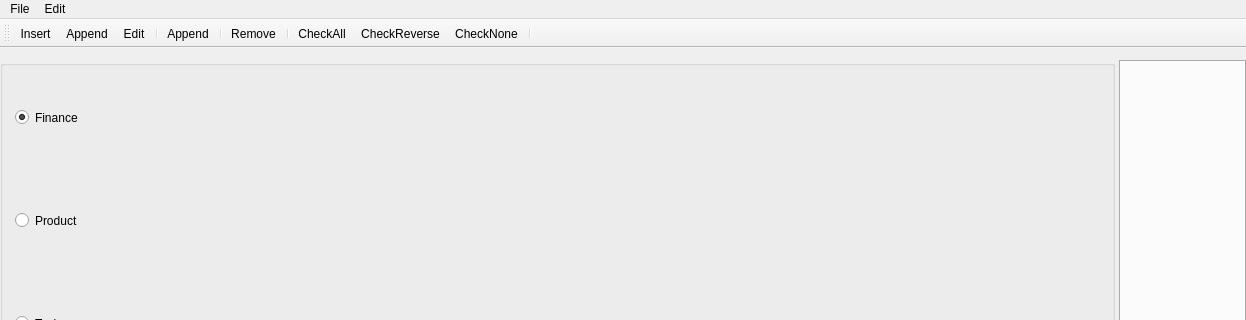
First picture: the form in mainwindow.ui, repository YtxErp/YTX, before the edit; both pictures show x 0 to 1246 and y 0 to 320 of the 1246 by 722 pixel window.
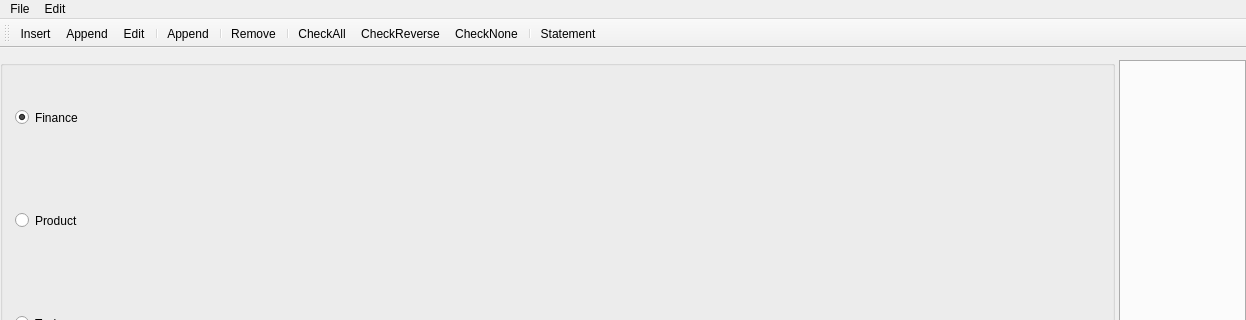
Second picture: the form after the edit.

```diff
--- a/mainwindow.ui
+++ b/mainwindow.ui
@@ -242,6 +242,7 @@
    <addaction name="actionCheckReverse"/>
    <addaction name="actionCheckNone"/>
    <addaction name="separator"/>
+   <addaction name="actionStatement"/>
   </widget>
   <action name="actionInsertNode">
    <property name="text">
@@ -422,6 +423,17 @@
     <string>Export YTX...</string>
    </property>
   </action>
+  <action name="actionStatement">
+   <property name="text">
+    <string>Statement</string>
+   </property>
+   <property name="toolTip">
+    <string>Statement...</string>
+   </property>
+   <property name="menuRole">
+    <enum>QAction::MenuRole::NoRole</enum>
+   </property>
+  </action>
  </widget>
  <resources/>
  <connections/>
```
